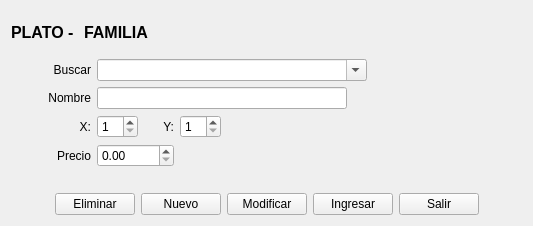
Old version of the form BMKSistema/comprobante/plato.ui in the repository radtek/manager.
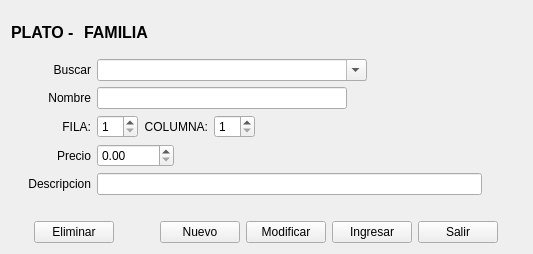
New version of the form. Icons and pictures are not drawn.

What changed in the file:
```diff
--- a/BMKSistema/comprobante/plato.ui
+++ b/BMKSistema/comprobante/plato.ui
@@ -7,7 +7,7 @@
     <x>0</x>
     <y>0</y>
     <width>533</width>
-    <height>226</height>
+    <height>254</height>
    </rect>
   </property>
   <property name="windowTitle">
@@ -165,7 +165,7 @@
         </size>
        </property>
        <property name="text">
-        <string>X:</string>
+        <string>FILA:</string>
        </property>
        <property name="alignment">
         <set>Qt::AlignRight|Qt::AlignTrailing|Qt::AlignVCenter</set>
@@ -191,7 +191,7 @@
         </size>
        </property>
        <property name="text">
-        <string>Y:</string>
+        <string>COLUMNA:</string>
        </property>
        <property name="alignment">
         <set>Qt::AlignRight|Qt::AlignTrailing|Qt::AlignVCenter</set>
@@ -263,6 +263,45 @@
      </item>
     </layout>
    </item>
+   <item>
+    <layout class="QHBoxLayout" name="horizontalLayout_3">
+     <item>
+      <widget class="QLabel" name="label_descripcion">
+       <property name="minimumSize">
+        <size>
+         <width>80</width>
+         <height>0</height>
+        </size>
+       </property>
+       <property name="text">
+        <string>Descripcion</string>
+       </property>
+       <property name="alignment">
+        <set>Qt::AlignRight|Qt::AlignTrailing|Qt::AlignVCenter</set>
+       </property>
+      </widget>
+     </item>
+     <item>
+      <widget class="QLineEdit" name="lineEdit_descripcion"/>
+     </item>
+     <item>
+      <spacer name="horizontalSpacer_3">
+       <property name="orientation">
+        <enum>Qt::Horizontal</enum>
+       </property>
+       <property name="sizeType">
+        <enum>QSizePolicy::Minimum</enum>
+       </property>
+       <property name="sizeHint" stdset="0">
+        <size>
+         <width>40</width>
+         <height>20</height>
+        </size>
+       </property>
+      </spacer>
+     </item>
+    </layout>
+   </item>
    <item>
     <spacer name="horizontalSpacer_8">
      <property name="orientation">
@@ -308,6 +347,22 @@
        </property>
       </widget>
      </item>
+     <item>
+      <spacer name="horizontalSpacer_4">
+       <property name="orientation">
+        <enum>Qt::Horizontal</enum>
+       </property>
+       <property name="sizeType">
+        <enum>QSizePolicy::Minimum</enum>
+       </property>
+       <property name="sizeHint" stdset="0">
+        <size>
+         <width>40</width>
+         <height>20</height>
+        </size>
+       </property>
+      </spacer>
+     </item>
      <item>
       <widget class="QPushButton" name="pushButton_nuevo">
        <property name="text">
```
